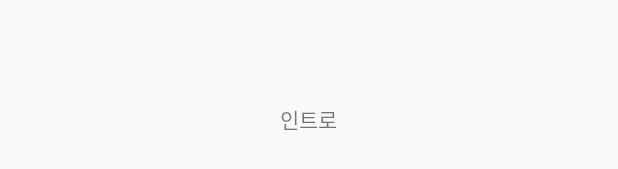
After one commit to GyeongMini/GameViewProject, an Android app: the layout activity_intro.xml on its own in the app's theme, with its tools: preview values and no code run, on a phone screen of 412 x 824 dp. The commit adds this screen. Shown: the part 500-669 px from the top of the screen. Run offline under Robolectric (Android 15) with nearby library versions, the phone set to English and light mode, and no system bars.

Commit message:
2017.02.01 GameViewProject 기본틀 작성

```diff
--- a/app/src/main/java/com/example/tacademy/gameviewproject/MainActivity.java
+++ b/app/src/main/java/com/example/tacademy/gameviewproject/MainActivity.java
@@ -14,11 +14,13 @@ public class MainActivity extends AppCompatActivity {
     protected void onCreate(Bundle savedInstanceState) {
         super.onCreate(savedInstanceState);
         setContentView(R.layout.activity_main);
+
+
     }
-
     public void onNextPage(View view){
         Intent intent = new Intent(this, MainFragmentActivity.class);
         startActivity(intent);
         finish();
     }
+
 }
--- /dev/null
+++ b/app/src/main/res/layout/activity_intro.xml
@@ -0,0 +1,26 @@
+<?xml version="1.0" encoding="utf-8"?>
+<RelativeLayout xmlns:android="http://schemas.android.com/apk/res/android"
+    xmlns:tools="http://schemas.android.com/tools"
+    android:id="@+id/activity_intro"
+    android:layout_width="match_parent"
+    android:layout_height="match_parent"
+    android:paddingBottom="@dimen/activity_vertical_margin"
+    android:paddingLeft="@dimen/activity_horizontal_margin"
+    android:paddingRight="@dimen/activity_horizontal_margin"
+    android:paddingTop="@dimen/activity_vertical_margin">
+
+    <TextView
+        android:layout_width="wrap_content"
+        android:layout_height="wrap_content"
+        android:layout_centerVertical="true"
+        android:layout_centerHorizontal="true"
+        android:id="@+id/textView2" />
+
+    <TextView
+        android:text="인트로"
+        android:layout_width="wrap_content"
+        android:layout_height="wrap_content"
+        android:layout_alignTop="@+id/textView2"
+        android:layout_centerHorizontal="true"
+        android:id="@+id/textView4" />
+</RelativeLayout>
```
Also changed, not shown: app/src/main/java/com/example/tacademy/gameviewproject/intro/IntroActivity.java (added, +50 -0 lines), app/src/main/java/com/example/tacademy/gameviewproject/main/HomeFragment.java (+35 -2 lines), app/src/main/java/com/example/tacademy/gameviewproject/main/ReViewFragment.java (+7 -0 lines).
